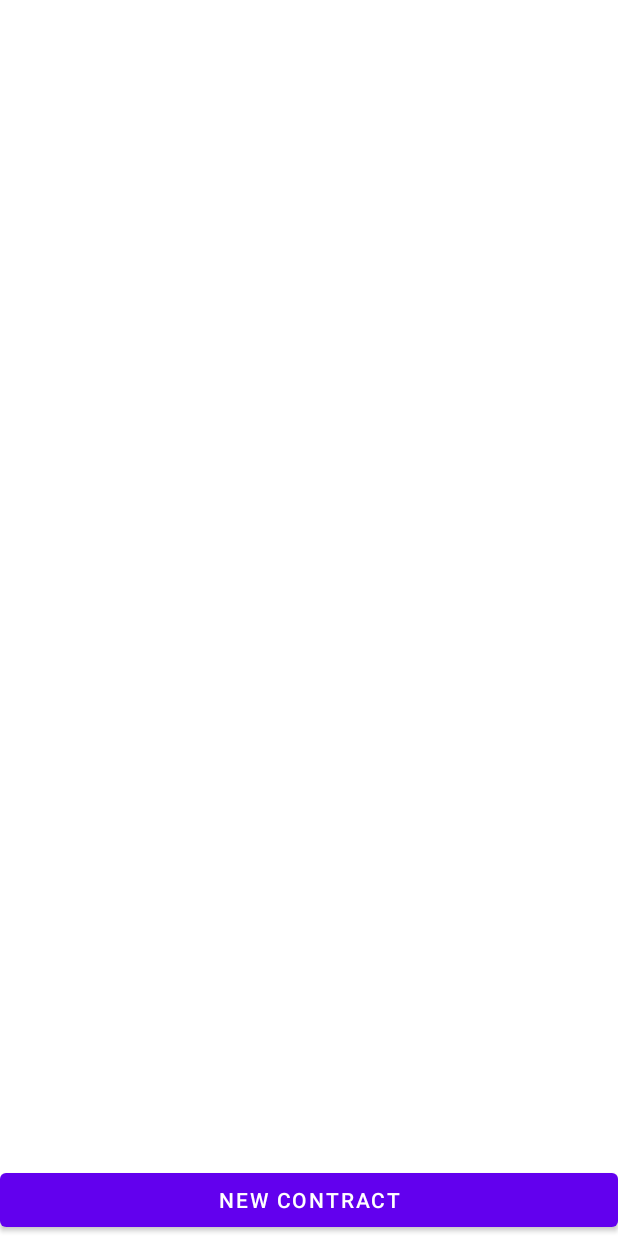
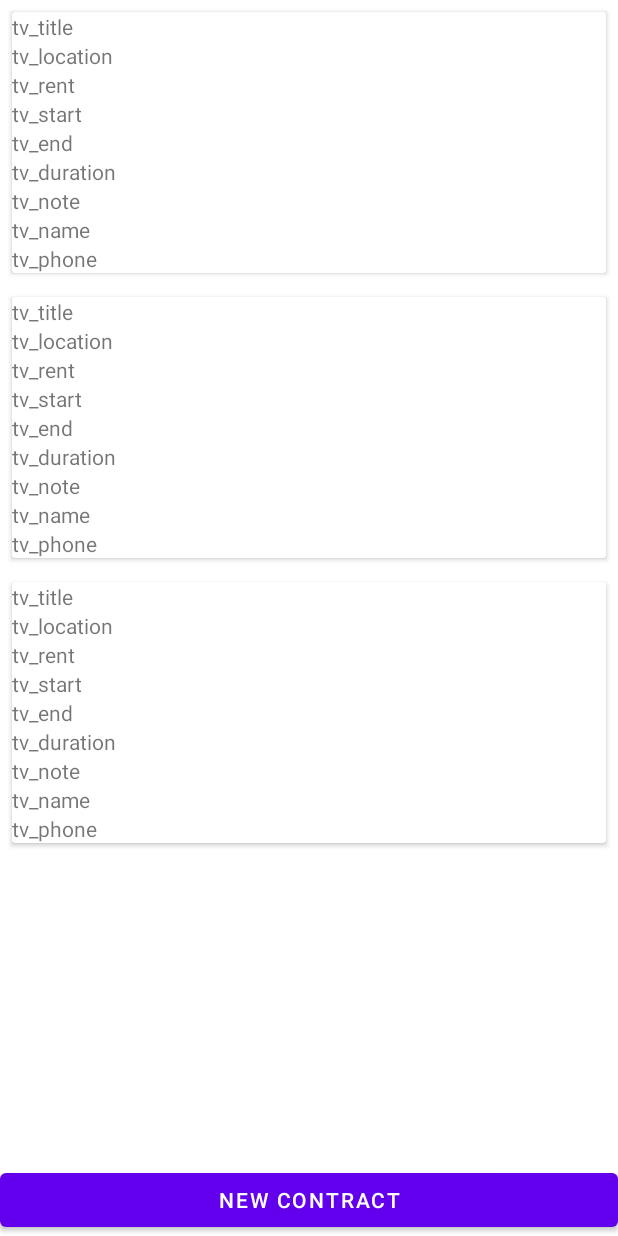
Before and after one commit to yixianwang/business-management, an Android app: the layout fragment_current.xml on its own in the app's theme, with its tools: preview values and no code run, on a phone screen of 412 x 824 dp. Run offline under Robolectric (Android 15) with nearby library versions, the phone set to English and light mode, and no system bars.

Commit message:
finish card view and working on rv adapter

```diff
--- a/app/src/main/java/com/bignerdranch/android/businessmanagement/MainActivity.kt
+++ b/app/src/main/java/com/bignerdranch/android/businessmanagement/MainActivity.kt
@@ -11,7 +11,7 @@ import com.google.android.material.bottomnavigation.BottomNavigationView
 class MainActivity : AppCompatActivity() {
     override fun onCreate(savedInstanceState: Bundle?) {
         super.onCreate(savedInstanceState)
-        val activityMainBinding = ActivityMainBinding.inflate(layoutInflater)
+//        val activityMainBinding = ActivityMainBinding.inflate(layoutInflater)
         setContentView(R.layout.activity_main)
 
         val currentFragment = CurrentFragment()
--- a/app/src/main/res/layout/fragment_appointment.xml
+++ b/app/src/main/res/layout/fragment_appointment.xml
@@ -19,6 +19,7 @@
             app:layout_constraintStart_toStartOf="parent"
             app:layout_constraintEnd_toEndOf="parent"
             app:layout_constraintBottom_toTopOf="@+id/appointment_add_but"
+            tools:listitem="@layout/row_appointment"
             />
 
 
--- a/app/src/main/res/layout/fragment_current.xml
+++ b/app/src/main/res/layout/fragment_current.xml
@@ -19,6 +19,7 @@
             app:layout_constraintStart_toStartOf="parent"
             app:layout_constraintEnd_toEndOf="parent"
             app:layout_constraintBottom_toTopOf="@+id/current_add_but"
+            tools:listitem="@layout/row_current"
             />
 
 
--- a/app/src/main/res/layout/fragment_home.xml
+++ b/app/src/main/res/layout/fragment_home.xml
@@ -19,6 +19,7 @@
             app:layout_constraintStart_toStartOf="parent"
             app:layout_constraintEnd_toEndOf="parent"
             app:layout_constraintBottom_toBottomOf="parent"
+            tools:listitem="@layout/row_home"
             />
 
 
--- /dev/null
+++ b/app/src/main/res/layout/row_current.xml
@@ -0,0 +1,73 @@
+<?xml version="1.0" encoding="utf-8"?>
+<androidx.cardview.widget.CardView
+    xmlns:android="http://schemas.android.com/apk/res/android"
+    xmlns:app="http://schemas.android.com/apk/res-auto"
+    xmlns:tools="http://schemas.android.com/tools"
+    android:layout_width="match_parent"
+    android:layout_height="wrap_content"
+    android:focusable="true"
+    android:clickable="true"
+    android:layout_margin="8dp"
+    android:background="?android:attr/selectableItemBackground">
+
+    <LinearLayout
+        android:layout_width="wrap_content"
+        android:layout_height="wrap_content"
+        android:orientation="vertical" >
+        <TextView
+            android:id="@+id/tv_title"
+            android:layout_width="wrap_content"
+            android:layout_height="wrap_content"
+            android:text="tv_title" />
+
+        <TextView
+            android:id="@+id/tv_location"
+            android:layout_width="wrap_content"
+            android:layout_height="wrap_content"
+            android:text="tv_location" />
+
+        <TextView
+            android:id="@+id/tv_rent"
+            android:layout_width="wrap_content"
+            android:layout_height="wrap_content"
+            android:text="tv_rent" />
+
+        <TextView
+            android:id="@+id/tv_start"
+            android:layout_width="wrap_content"
+            android:layout_height="wrap_content"
+            android:text="tv_start" />
+
+        <TextView
+            android:id="@+id/tv_end"
+            android:layout_width="wrap_content"
+            android:layout_height="wrap_content"
+            android:text="tv_end" />
+
+        <TextView
+            android:id="@+id/tv_duration"
+            android:layout_width="wrap_content"
+            android:layout_height="wrap_content"
+            android:text="tv_duration" />
+
+        <TextView
+            android:id="@+id/tv_note"
+            android:layout_width="wrap_content"
+            android:layout_height="wrap_content"
+            android:text="tv_note" />
+
+        <TextView
+            android:id="@+id/tv_name"
+            android:layout_width="wrap_content"
+            android:layout_height="wrap_content"
+            android:text="tv_name" />
+
+        <TextView
+            android:id="@+id/tv_phone"
+            android:layout_width="wrap_content"
+            android:layout_height="wrap_content"
+            android:text="tv_phone" />
+
+    </LinearLayout>
+
+</androidx.cardview.widget.CardView>
--- a/build.gradle
+++ b/build.gradle
@@ -1,6 +1,6 @@
 // Top-level build file where you can add configuration options common to all sub-projects/modules.
 plugins {
-    id 'com.android.application' version '7.3.0' apply false
-    id 'com.android.library' version '7.3.0' apply false
+    id 'com.android.application' version '7.3.1' apply false
+    id 'com.android.library' version '7.3.1' apply false
     id 'org.jetbrains.kotlin.android' version '1.7.10' apply false
 }
```
Also changed, not shown: app/src/main/res/layout/row_appointment.xml (added, +56 -0 lines), app/src/main/res/layout/row_home.xml (added, +43 -0 lines).
